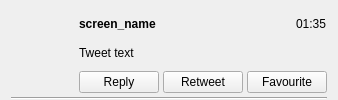
The window that lib/twitrrerr/ui/tweet.ui (nilsding/twitrrerr) describes before a commit, drawn with Qt 5.
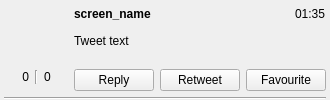
The same window after the commit.

Commit message: added users' follower/following counts to tweets

```diff
--- a/lib/twitrrerr/ui/tweet.ui
+++ b/lib/twitrrerr/ui/tweet.ui
@@ -20,12 +20,18 @@
    <string>Form</string>
   </property>
   <layout class="QVBoxLayout" name="verticalLayout_3">
-   <property name="spacing">
-    <number>4</number>
-   </property>
    <property name="sizeConstraint">
     <enum>QLayout::SetMinimumSize</enum>
    </property>
+   <property name="leftMargin">
+    <number>4</number>
+   </property>
+   <property name="topMargin">
+    <number>0</number>
+   </property>
+   <property name="rightMargin">
+    <number>4</number>
+   </property>
    <property name="bottomMargin">
     <number>0</number>
    </property>
@@ -44,8 +50,45 @@
          <property name="text">
           <string/>
          </property>
+         <property name="alignment">
+          <set>Qt::AlignCenter</set>
+         </property>
         </widget>
        </item>
+       <item>
+        <layout class="QHBoxLayout" name="horizontalLayout_4">
+         <item>
+          <widget class="QLabel" name="ql_followers_count">
+           <property name="text">
+            <string notr="true">0</string>
+           </property>
+           <property name="textFormat">
+            <enum>Qt::PlainText</enum>
+           </property>
+           <property name="alignment">
+            <set>Qt::AlignRight|Qt::AlignTrailing|Qt::AlignVCenter</set>
+           </property>
+          </widget>
+         </item>
+         <item>
+          <widget class="Line" name="line_2">
+           <property name="orientation">
+            <enum>Qt::Vertical</enum>
+           </property>
+          </widget>
+         </item>
+         <item>
+          <widget class="QLabel" name="ql_friends_count">
+           <property name="text">
+            <string notr="true">0</string>
+           </property>
+           <property name="textFormat">
+            <enum>Qt::PlainText</enum>
+           </property>
+          </widget>
+         </item>
+        </layout>
+       </item>
        <item>
         <spacer name="verticalSpacer_2">
          <property name="orientation">
@@ -108,6 +151,9 @@
          <property name="text">
           <string notr="true">Tweet text</string>
          </property>
+         <property name="alignment">
+          <set>Qt::AlignLeading|Qt::AlignLeft|Qt::AlignTop</set>
+         </property>
          <property name="wordWrap">
           <bool>true</bool>
          </property>
```
The commit also changes 1 other file.
